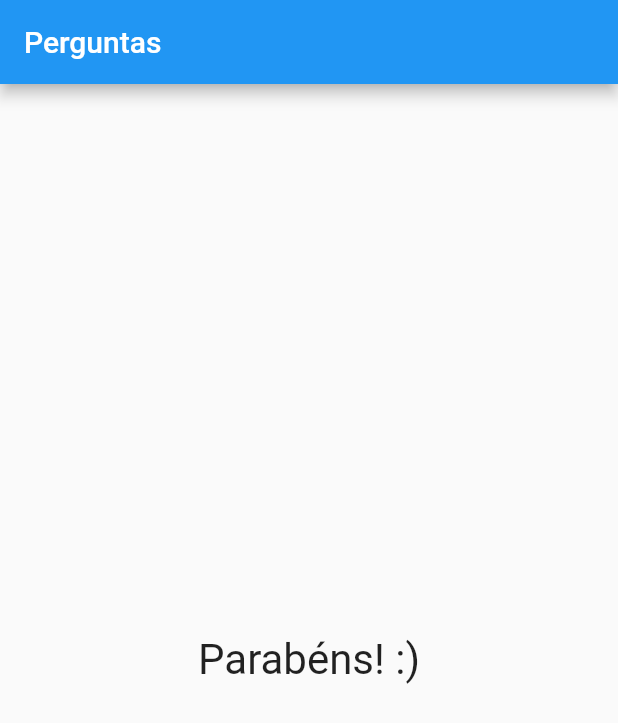
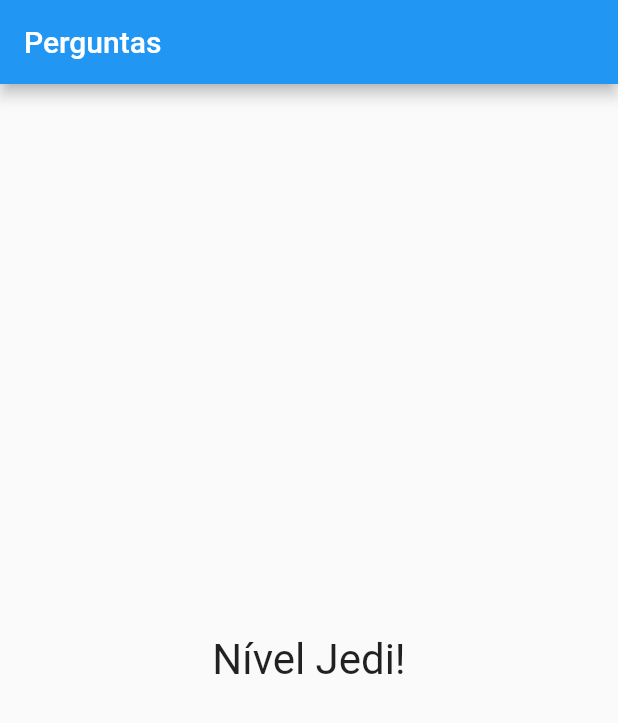
Before and after one commit to milenycgalvao/projeto-perguntas-simples, a Flutter app: the screen it shows after launch, after a tap on "Preto", after a tap on "cobra", after a tap on "leo", on a phone screen of 412 x 824 dp. Shown: the top 723 px of the screen. Run offline on Flutter 3.47's test engine with Material 2 defaults, Android fonts, the phone set to English and light mode, and no system bars.

```diff
--- a/lib/main.dart
+++ b/lib/main.dart
@@ -14,30 +14,49 @@ class PerguntaApp extends StatefulWidget {
 
 class _PerguntaAppState extends State<PerguntaApp> {
   var _perguntaSelecionada = 0;
+  int _pontuacaoTotal = 0;
 
   final _perguntas = const [
     {
       'texto': 'Qual é a sua cor favorita?',
-      'respostas': ['Preto', 'vermelho', 'verde', 'branco'],
+      'respostas': [
+        {'texto': 'Preto', 'pontuacao': 10},
+        {'texto': 'vermelho', 'pontuacao': 5},
+        {'texto': 'verde', 'pontuacao': 3},
+        {'texto': 'branco', 'pontuacao': 1},
+      ],
     },
     {
       'texto': 'Qual é o seu animal favorito?',
-      'respostas': ['coelho', 'cobra', 'elefante', 'leão', 'abelha'],
+      'respostas': [
+        {'texto': 'coelho', 'pontuacao': 10},
+        {'texto': 'cobra', 'pontuacao': 5},
+        {'texto': 'elefante', 'pontuacao': 3},
+        {'texto': 'leão', 'pontuacao': 1},
+        {'texto': 'abelha', 'pontuacao': 2},
+      ],
     },
     {
       'texto': 'Qual é o seu instrutor favorito?',
-      'respostas': ['maria', 'joão', 'leo', 'pedro'],
+      'respostas': [
+        {'texto': 'maria', 'pontuacao': 10},
+        {'texto': 'joão', 'pontuacao': 5},
+        {'texto': 'leo', 'pontuacao': 3},
+        {'texto': 'pedro', 'pontuacao': 1},
+      ],
     },
   ];
 
-  void _responder() {
+  void _responder(int pontuacao) {
     if (temPerguntaSelecionada) {
       //nem precisava desse if
       setState(() {
         _perguntaSelecionada++;
+        _pontuacaoTotal += pontuacao;
       });
     }
     print('respondida!');
+    print(_pontuacaoTotal);
   }
 
   bool get temPerguntaSelecionada {
@@ -57,7 +76,7 @@ class _PerguntaAppState extends State<PerguntaApp> {
                 perguntas: _perguntas,
                 perguntaSelecionada: _perguntaSelecionada,
                 responder: _responder)
-            : Resultado(),
+            : Resultado(_pontuacaoTotal),
       ),
     );
   }
--- a/lib/src/questionario.dart
+++ b/lib/src/questionario.dart
@@ -3,7 +3,7 @@ import 'package:projeto_perguntas/src/questao.dart';
 import 'package:projeto_perguntas/src/resposta.dart';
 
 class Questionario extends StatelessWidget {
-  final void Function() responder;
+  final void Function(int) responder;
   final List<Map<String, Object>> perguntas;
   final int perguntaSelecionada;
 
@@ -18,14 +18,19 @@ class Questionario extends StatelessWidget {
 
   @override
   Widget build(BuildContext context) {
-    List<String> respostas = temPerguntaSelecionada
+    List<Map<String, Object>> respostas = temPerguntaSelecionada
         ? perguntas[perguntaSelecionada].cast()['respostas']
         : [];
 
     return Column(
       children: [
         Questao(perguntas[perguntaSelecionada]['texto'].toString()),
-        ...respostas.map((text) => Resposta(text, responder)).toList(),
+        ...respostas.map((resp) {
+          return Resposta(
+            resp['texto'].toString(),
+            () => responder(int.parse(resp['pontuacao'].toString())),
+          );
+        }).toList(),
       ],
     );
   }
--- a/lib/src/resultado.dart
+++ b/lib/src/resultado.dart
@@ -1,11 +1,27 @@
 import 'package:flutter/material.dart';
 
 class Resultado extends StatelessWidget {
+  final int pontuacao;
+
+  Resultado(this.pontuacao);
+
+  String get fraseResultado {
+    if (pontuacao < 8) {
+      return 'Parabéns :)';
+    } else if (pontuacao < 12) {
+      return 'Você é bom!';
+    } else if (pontuacao < 16) {
+      return 'Impressionante!';
+    } else {
+      return 'Nível Jedi!';
+    }
+  }
+
   @override
   Widget build(BuildContext context) {
     return Center(
       child: Text(
-        'Parabéns! :)',
+        fraseResultado,
         style: TextStyle(fontSize: 28),
       ),
     );
```
